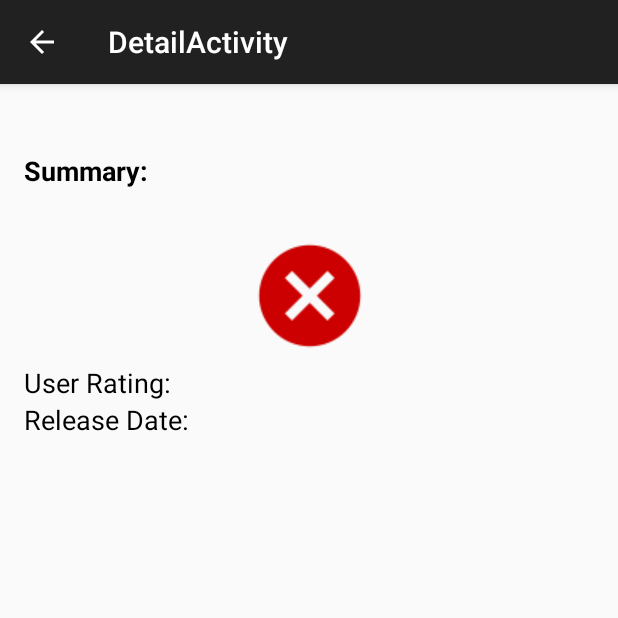
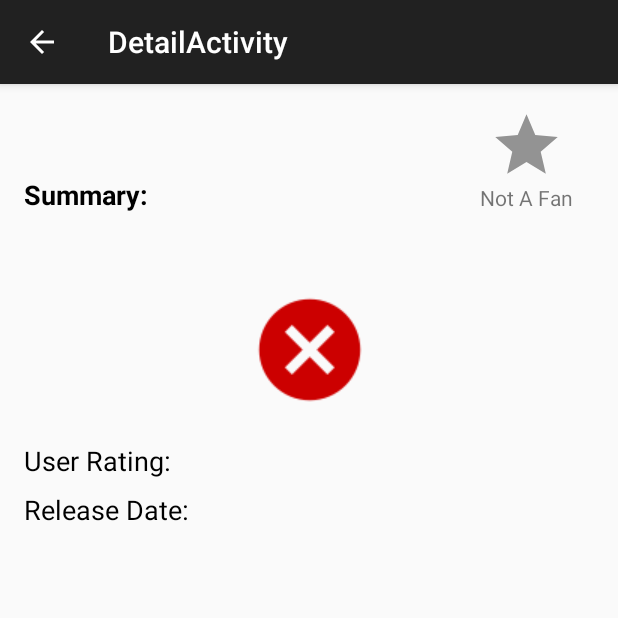
Before and after one commit to jcorpac/Popular-Movies, an Android app: the DetailActivity screen opened directly, with no data from a screen before it, on a phone screen of 412 x 824 dp, the top half of it. Run offline under Robolectric (Android 15) with nearby library versions, the light colour scheme and no system bars; our stand-ins replace Picasso; pictures from the network do not load; 8 statements that could not run were skipped.

Commit message:
Update Movie and Trailer classes to be easier to build Update Movie class to be Parcelable to be passed to the Detail Activity  Simplify Favorites database/provider/contract to match changes to the Movie class  Add Favorites functionality to the Detail view  Add colors.xml with values for Favorites and possible Material color scheme.

```diff
--- a/app/src/main/java/com/jcorpac/udacity/popularmovies/data/FavoritesContract.java
+++ b/app/src/main/java/com/jcorpac/udacity/popularmovies/data/FavoritesContract.java
@@ -19,7 +19,5 @@ public class FavoritesContract {
         public static final String COLUMN_POSTER_URL = "posterURL";
         public static final String COLUMN_RELEASE_DATE = "releaseDate";
         public static final String COLUMN_VOTE_AVERAGE = "voteAverage";
-        public static final String COLUMN_TRAILERS_URI = "trailersUri";
-        public static final String COLUMN_REVIEWS_URI = "reviewsUri";
     }
 }
--- a/app/src/main/java/com/jcorpac/udacity/popularmovies/data/FavoritesDbHelper.java
+++ b/app/src/main/java/com/jcorpac/udacity/popularmovies/data/FavoritesDbHelper.java
@@ -25,8 +25,6 @@ public class FavoritesDbHelper extends SQLiteOpenHelper {
                 FavoritesEntry.COLUMN_POSTER_URL + " TEXT NOT NULL, " +
                 FavoritesEntry.COLUMN_RELEASE_DATE + " TEXT NOT NULL, " +
                 FavoritesEntry.COLUMN_VOTE_AVERAGE + " REAL NOT NULL, " +
-                FavoritesEntry.COLUMN_TRAILERS_URI + " TEXT NOT NULL, " +
-                FavoritesEntry.COLUMN_REVIEWS_URI + " TEXT NOT NULL, " +
                 "UNIQUE (" + FavoritesEntry.COLUMN_MOVIE_ID + ") ON CONFLICT REPLACE);";
 
         db.execSQL(CREATE_TABLE_SQL);
--- /dev/null
+++ b/app/src/main/res/drawable/ic_star.xml
@@ -0,0 +1,5 @@
+<vector android:autoMirrored="true" android:height="24dp"
+    android:viewportHeight="24.0" android:viewportWidth="24.0"
+    android:width="24dp" xmlns:android="http://schemas.android.com/apk/res/android">
+    <path android:fillColor="#FF000000" android:pathData="M12,17.27L18.18,21L16.54,13.97L22,9.24L14.81,8.62L12,2L9.19,8.62L2,9.24L7.45,13.97L5.82,21L12,17.27Z"/>
+</vector>
--- a/app/src/main/res/layout/activity_detail.xml
+++ b/app/src/main/res/layout/activity_detail.xml
@@ -15,6 +15,37 @@
         android:layout_width="fill_parent"
         android:layout_height="wrap_content">
 
+        <FrameLayout
+            android:id="@+id/viewFavoriteIcon"
+            android:layout_width="wrap_content"
+            android:layout_height="wrap_content"
+            android:layout_alignParentBottom="false"
+            android:layout_alignParentEnd="true"
+            android:layout_alignParentRight="true">
+
+            <ImageView
+                android:id="@+id/imgFavStar"
+                android:layout_width="50dp"
+                android:layout_height="50dp"
+                android:src="@drawable/ic_star"
+                android:layout_marginEnd="@dimen/FavStarMargin"
+                android:layout_marginRight="@dimen/FavStarMargin"
+                android:layout_marginStart="@dimen/FavStarMargin"
+                android:layout_marginLeft="@dimen/FavStarMargin"
+                android:layout_gravity="center_horizontal"
+                android:tint="@color/colorFavoriteDisabled" />
+
+            <TextView
+                android:id="@+id/txtFavLabel"
+                android:layout_width="wrap_content"
+                android:layout_height="wrap_content"
+                android:layout_gravity="center_horizontal"
+                android:layout_marginTop="50dp"
+                android:text="@string/strNotFavorite"
+                tools:text="@string/strFavorite"/>
+
+        </FrameLayout>
+
         <TextView
             android:layout_width="wrap_content"
             android:layout_height="wrap_content"
@@ -23,7 +54,9 @@
             android:id="@+id/txtMovieTitle"
             android:layout_alignParentTop="true"
             android:layout_alignParentLeft="true"
-            android:layout_alignParentStart="true"/>
+            android:layout_alignParentStart="true"
+            android:layout_toLeftOf="@id/viewFavoriteIcon"
+            android:layout_marginBottom="16dp"/>
 
         <TextView
             android:layout_width="wrap_content"
@@ -35,6 +68,7 @@
             android:layout_below="@+id/txtMovieTitle"
             android:layout_alignParentLeft="true"
             android:layout_alignParentStart="true"
+            android:layout_marginBottom="4dp"
             />
 
         <TextView
@@ -47,7 +81,8 @@
             android:layout_alignParentLeft="true"
             android:layout_alignParentStart="true"
             android:layout_alignParentRight="true"
-            android:layout_alignParentEnd="true"/>
+            android:layout_alignParentEnd="true"
+            android:layout_marginBottom="16dp"/>
 
         <ImageView
             android:layout_width="match_parent"
@@ -55,17 +90,19 @@
             android:id="@+id/imgPoster"
             tools:src="@drawable/ic_placeholder"
             android:layout_below="@id/txtSummaryText"
-            android:layout_centerInParent="true"/>
+            android:layout_centerInParent="true"
+            android:layout_marginBottom="16dp"/>
 
         <TextView
+            android:id="@+id/txtUserRatingTitle"
+            style="@style/DetailTextStyle"
             android:layout_width="wrap_content"
             android:layout_height="wrap_content"
-            style="@style/DetailTextStyle"
-            android:text="@string/strUserRatingTitle"
-            android:id="@+id/txtUserRatingTitle"
+            android:layout_alignParentLeft="true"
+            android:layout_alignParentStart="true"
             android:layout_below="@id/imgPoster"
-            android:layout_alignParentLeft="true"
-            android:layout_alignParentStart="true"/>
+            android:layout_marginBottom="8dp"
+            android:text="@string/strUserRatingTitle" />
 
         <TextView
             android:layout_width="wrap_content"
--- /dev/null
+++ b/app/src/main/res/values/colors.xml
@@ -0,0 +1,8 @@
+<?xml version="1.0" encoding="utf-8"?>
+<resources>
+    <color name="colorPrimary">#03a9f4</color>
+    <color name="colorPrimaryLight">#67daff</color>
+    <color name="colorPrimaryDark">#007ac1</color>
+    <color name="colorFavoriteEnabled">#ffeb3b</color>
+    <color name="colorFavoriteDisabled">#939393</color>
+</resources>
--- a/app/src/main/res/values/dimens.xml
+++ b/app/src/main/res/values/dimens.xml
@@ -2,4 +2,5 @@
     <!-- Default screen margins, per the Android Design guidelines. -->
     <dimen name="activity_horizontal_margin">16dp</dimen>
     <dimen name="activity_vertical_margin">16dp</dimen>
+    <dimen name="FavStarMargin">20dp</dimen>
 </resources>
--- a/app/src/main/res/values/strings.xml
+++ b/app/src/main/res/values/strings.xml
@@ -25,4 +25,6 @@
     <string name="strSummaryTitle">Summary: </string>
     <string name="strReleaseDateTitle">Release Date: </string>
     <string name="strUserRatingTitle">User Rating: </string>
+    <string name="strNotFavorite">Not A Fan</string>
+    <string name="strFavorite">Love This Film</string>
 </resources>
```
Also changed, not shown: app/src/main/java/com/jcorpac/udacity/popularmovies/DetailActivity.java (+78 -17 lines), app/src/main/java/com/jcorpac/udacity/popularmovies/MainActivityFragment.java (+12 -9 lines), app/src/main/java/com/jcorpac/udacity/popularmovies/data/FavoritesProvider.java (+11 -10 lines), app/src/main/java/com/jcorpac/udacity/popularmovies/model/Movie.java (+55 -6 lines), app/src/main/java/com/jcorpac/udacity/popularmovies/model/Trailer.java (+7 -21 lines), 1 other file. Lines whose indentation alone changed are shown as unchanged.
